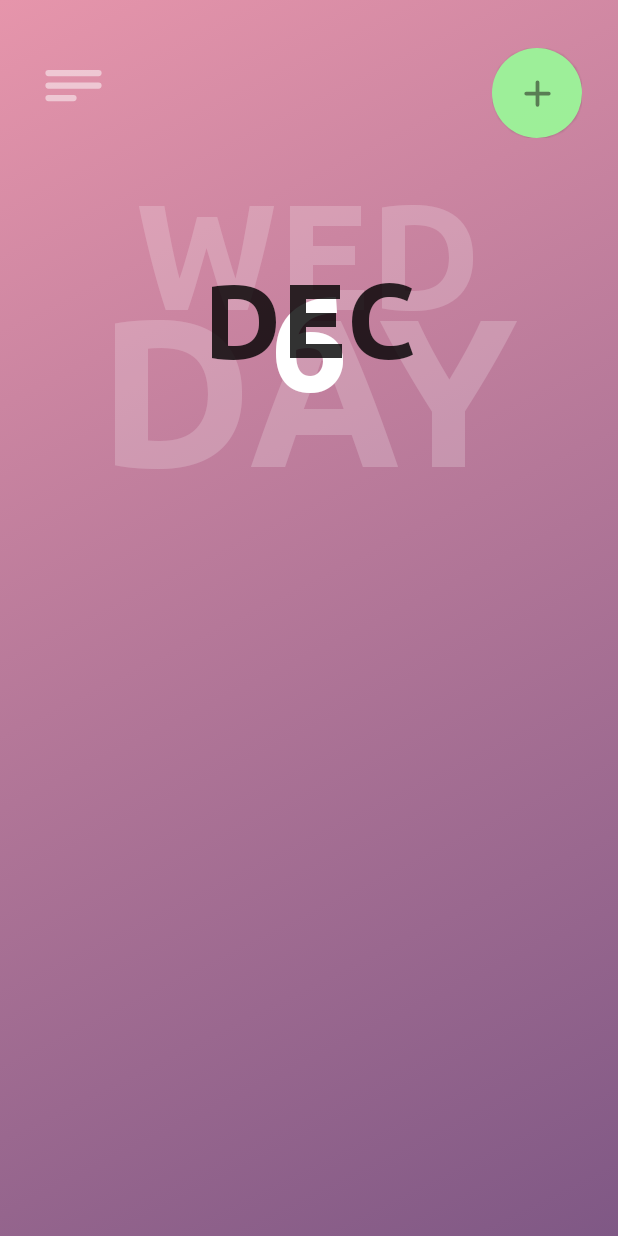
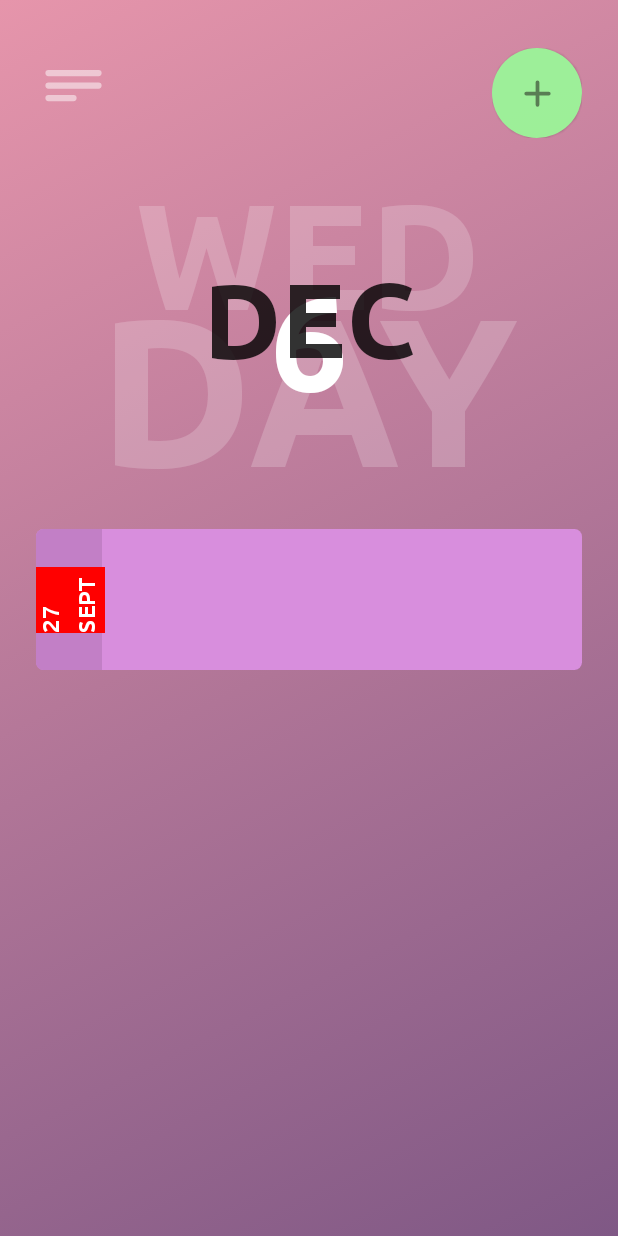
Before and after one commit to BRBXGIT/TodoList, an Android app built with Jetpack Compose: the screen it shows after launch (MainActivity), on a phone screen of 412 x 824 dp. Run offline under Robolectric (Android 15) with nearby library versions, the phone set to English and light mode, and no system bars.

Commit message:
add TodoItem function

```diff
--- a/app/src/main/java/com/example/todolist/ui/main_screen/main_screen.kt
+++ b/app/src/main/java/com/example/todolist/ui/main_screen/main_screen.kt
@@ -1,25 +1,17 @@
 package com.example.todolist.ui.main_screen
 
-import android.util.Log
-import android.widget.Space
 import androidx.compose.foundation.background
 import androidx.compose.foundation.layout.Arrangement
 import androidx.compose.foundation.layout.Box
 import androidx.compose.foundation.layout.Column
 import androidx.compose.foundation.layout.PaddingValues
 import androidx.compose.foundation.layout.Row
-import androidx.compose.foundation.layout.Spacer
 import androidx.compose.foundation.layout.fillMaxHeight
 import androidx.compose.foundation.layout.fillMaxSize
 import androidx.compose.foundation.layout.fillMaxWidth
 import androidx.compose.foundation.layout.padding
 import androidx.compose.foundation.layout.size
-import androidx.compose.foundation.layout.wrapContentSize
-import androidx.compose.foundation.shape.CircleShape
-import androidx.compose.material.icons.Icons
-import androidx.compose.material.icons.filled.Add
 import androidx.compose.material3.ButtonDefaults
-import androidx.compose.material3.ButtonElevation
 import androidx.compose.material3.ElevatedButton
 import androidx.compose.material3.Icon
 import androidx.compose.material3.Text
@@ -37,7 +29,6 @@ import androidx.compose.ui.unit.dp
 import androidx.compose.ui.unit.sp
 import com.example.todolist.R
 import java.time.LocalDate
-import java.util.Calendar
 
 @Composable
 fun MainScreen() {
@@ -200,10 +191,9 @@ fun MainScreen() {
             Box(
                 modifier = Modifier
                     .fillMaxSize()
-                    .padding(start = 24.dp, end = 24.dp),
-                contentAlignment = Alignment.Center
+                    .padding(start = 24.dp, end = 24.dp)
             ) {
-
+                TodoItem()
             }
         }
     }
--- /dev/null
+++ b/app/src/main/java/com/example/todolist/ui/main_screen/todo_item.kt
@@ -0,0 +1,59 @@
+package com.example.todolist.ui.main_screen
+
+import androidx.compose.foundation.background
+import androidx.compose.foundation.layout.Box
+import androidx.compose.foundation.layout.fillMaxHeight
+import androidx.compose.foundation.layout.fillMaxWidth
+import androidx.compose.foundation.shape.RoundedCornerShape
+import androidx.compose.material3.Text
+import androidx.compose.runtime.Composable
+import androidx.compose.ui.Alignment
+import androidx.compose.ui.Modifier
+import androidx.compose.ui.draw.clip
+import androidx.compose.ui.draw.rotate
+import androidx.compose.ui.draw.shadow
+import androidx.compose.ui.graphics.Color
+import androidx.compose.ui.text.font.Font
+import androidx.compose.ui.text.font.FontFamily
+import androidx.compose.ui.text.font.FontWeight
+import androidx.compose.ui.unit.dp
+import androidx.compose.ui.unit.sp
+import com.example.todolist.R
+
+@Composable
+fun TodoItem() {
+
+    val fontFamily = FontFamily(
+        Font(R.font.ubuntu_bold, FontWeight.Bold),
+        Font(R.font.ubuntu_light, FontWeight.Light),
+        Font(R.font.ubuntu_medium, FontWeight.Medium),
+    )
+
+    Box(
+        modifier = Modifier
+            .fillMaxWidth()
+            .fillMaxHeight(0.2f)
+            .clip(RoundedCornerShape(5.dp))
+            .shadow(5.dp)
+            .background(Color(0xFFD88EDD))
+    ) {
+        Box(
+            modifier = Modifier
+                .fillMaxHeight()
+                .fillMaxWidth(0.12f)
+                .background(Color(0xFFC27FC6)),
+            contentAlignment = Alignment.Center
+        ) {
+            Text(
+                text = "27 SEPT",
+                color = Color.White,
+                fontWeight = FontWeight.Bold,
+                fontFamily = fontFamily,
+                fontSize = 15.sp,
+                modifier = Modifier
+                    .rotate(-90f)
+                    .background(Color.Red),
+            )
+        }
+    }
+}
```
